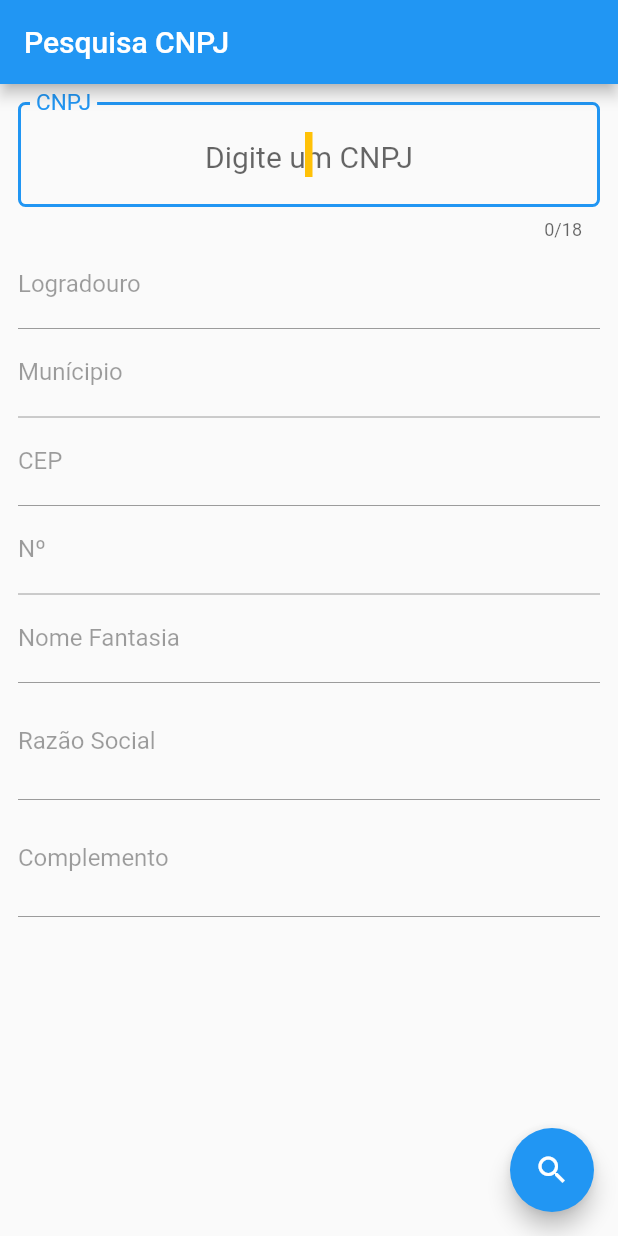
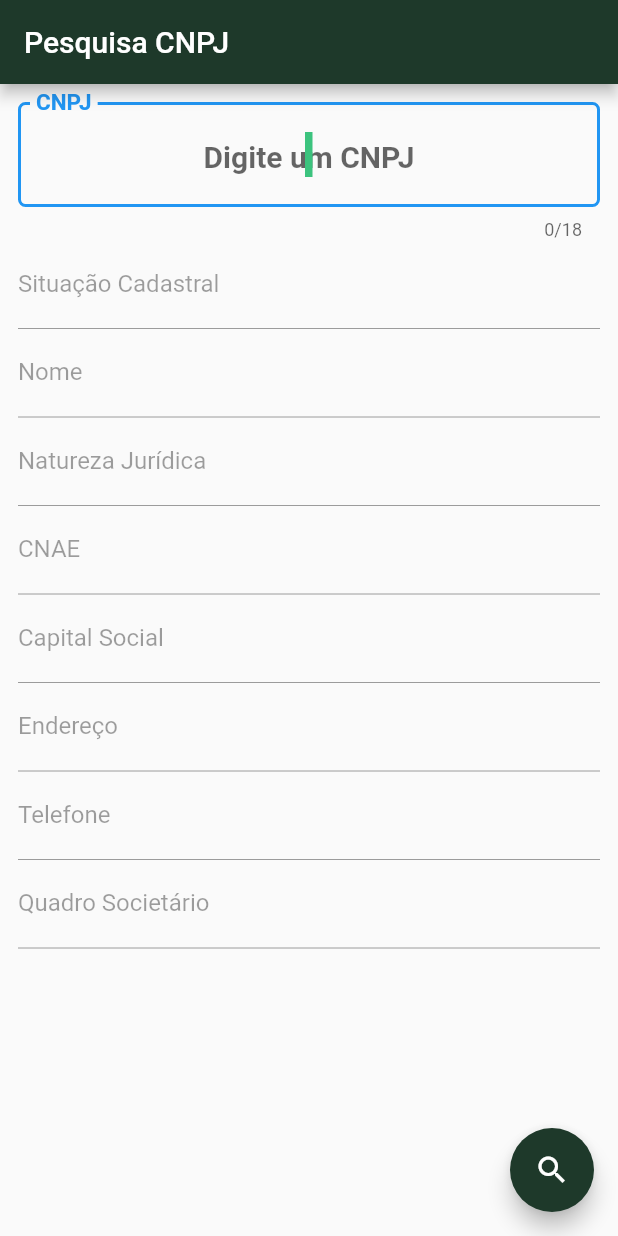
Before and after one commit to wendreof/cnpj_company, a Flutter app: the screen it shows after launch, after a tap on the "search" icon, on a phone screen of 412 x 824 dp. Run offline on Flutter 3.47's test engine with Material 2 defaults, Android fonts, the phone set to English and light mode, and no system bars; our stand-ins replace flutter_masked_text; network calls fail.

Commit message:
Refactiong code, improvements and bug fixes

```diff
--- a/lib/main.dart
+++ b/lib/main.dart
@@ -47,23 +47,27 @@ class MyHomePage extends StatefulWidget {
 class _MyHomePageState extends State<MyHomePage> {
   final _formKeyLogin = GlobalKey<FormState>();
   final _logradouroController = TextEditingController();
-  final _numeroController = TextEditingController();
-  final _cepController = TextEditingController();
-  final _situacaoController = TextEditingController();
-  final _municipioController = TextEditingController();
-  final _fantasiaController = TextEditingController();
-  final _razaoController = TextEditingController();
-  final _complementoController = TextEditingController();
+  final _situacaoCadastralController = TextEditingController();
+  final _nomeController = TextEditingController();
+  final _naturezaJuridicaController = TextEditingController();
+  final _cnaeController = TextEditingController();
+  final _capitalSocialController = TextEditingController();
+  final _phoneController = TextEditingController();
+  final _sociosController = TextEditingController();
   final _cnpjController = MaskedTextController(mask: '00.000.000/0000-00');
+  List<String> nomeSocios = [];
+  Map mapSocios = {};
 
   void _initializeFields() {
     _logradouroController.text = "";
-    _numeroController.text = "";
-    _cepController.text = "";
-    _situacaoController.text = "";
-    _municipioController.text = "";
-    _fantasiaController.text = "";
+    _situacaoCadastralController.text = "";
+    _nomeController.text = "";
+    _naturezaJuridicaController.text = "";
+    _cnaeController.text = "";
+    _capitalSocialController.text = "";
     _cnpjController.text = "";
+    _phoneController.text = "";
+    _sociosController.text = "";
   }
 
   _showMsg(String message) {
@@ -103,34 +107,78 @@ class _MyHomePageState extends State<MyHomePage> {
     if (statusCode == 'OK') {
       print('OK, $statusCode');
 
-      var logradouro = res["logradouro"];
-      _logradouroController.text = logradouro;
-
       var numero = res["numero"];
-      _numeroController.text = numero;
-
-      var cep = res["cep"];
-      _cepController.text = cep;
 
       var situacao = res["situacao"];
 
-      var municipio = res["municipio"];
-      _municipioController.text = municipio;
-
       var fantasia = res["fantasia"];
-      _fantasiaController.text = fantasia;
 
       var razao = res["nome"];
-      _razaoController.text = razao;
 
       var complemento = res["complemento"];
-      _complementoController.text = complemento;
+
+      var bairro = res["bairro"];
+
+      var situacaoCadastral = res["cep"];
+
+      var nome = res["municipio"];
+
+      var logradouro = res["logradouro"];
+
+      var naturezaJuridica = res["natureza_juridica"];
+
+      var cnae = res["atividade_principal"][0]['text'];
+      var cnae2 = res["atividade_principal"][0]['code'];
+
+      var capitalSocial = res["capital_social"];
+
+      var telefone = res["telefone"];
+
+      var counter = 0;
+      var socios;
+
+      List<dynamic> teste = res["qsa"];
+      print('teste: $teste, ${teste.length}, (${teste.length - 1})');
+
+      while (counter <= (teste.length - 1)) {
+        nomeSocios.add(
+            '${res["qsa"][counter]['nome']} (${res["qsa"][counter]['qual']})\n\n');
+
+        counter++;
+      }
+      print('nomeSocios: $nomeSocios');
+
+      socios = nomeSocios.toString();
+      // socios = teste.toString();
+
+      _sociosController.text = socios
+          .toString()
+          .replaceAll("[", "")
+          .replaceAll("]", "")
+          .replaceAll("-", " ")
+          .replaceAll(",", "");
+
+      _phoneController.text = telefone;
+
+      _capitalSocialController.text = 'R\$: $capitalSocial';
+
+      _cnaeController.text = 'Atividade Principal: $cnae \nCódigo: $cnae2';
+
+      _naturezaJuridicaController.text = naturezaJuridica;
+
+      _situacaoCadastralController.text = situacao;
+
+      _nomeController.text =
+          'Razão Social: $razao \n\nNome Fantasia: $fantasia';
+
+      _logradouroController.text =
+          'Logradouro: $logradouro \nNº: $numero \nComplemento: $complemento \nCEP: $situacaoCadastral \nBairro: $bairro \nCidade: $nome';
 
       print('logradouro: $logradouro');
-      print('cep: $cep');
+      print('cep: $situacaoCadastral');
       print('numero: $numero');
       print('situacao: $situacao');
-      print('municipio: $municipio');
+      print('municipio: $nome');
       print('fantasia: $fantasia');
     } else {
       _showMsg(res["message"]);
@@ -143,17 +191,12 @@ class _MyHomePageState extends State<MyHomePage> {
   Widget build(BuildContext context) {
     _initializeFields();
 
-    var txtComplemento = TextFormField(
-      maxLines: 2,
-      enabled: false,
-      controller: _complementoController,
-      decoration: InputDecoration(labelText: 'Complemento'),
-    );
     var txtLogradouro = TextFormField(
       // key: _formKeyLogin,
+      maxLines: null,
       enabled: false,
       controller: _logradouroController,
-      decoration: InputDecoration(labelText: 'Logradouro'),
+      decoration: InputDecoration(labelText: 'Endereço'),
     );
     var txtCNPJ = TextField(
       maxLength: 18,
@@ -161,59 +204,82 @@ class _MyHomePageState extends State<MyHomePage> {
         cut: true,
         copy: true,
         selectAll: true,
-        paste: false,
+        paste: true,
       ),
       enabled: true,
       textAlign: TextAlign.center,
       keyboardType: TextInputType.numberWithOptions(),
       controller: _cnpjController,
       autofocus: true,
-      cursorColor: Colors.amber,
-      style: TextStyle(height: 1.5, fontSize: 20),
+      cursorColor: Color(0xff3CC37E), //Colors.amber,
+      style: TextStyle(
+          height: 1.5,
+          fontSize: 20,
+          fontWeight: FontWeight.bold,
+          color: Color(0xff3CC37E)),
       cursorWidth: 5.0,
       //increases the height of cursor
       decoration: InputDecoration(
           border: OutlineInputBorder(
             borderRadius: BorderRadius.circular(5.0),
             borderSide: BorderSide(
-              color: Colors.amber,
+              color: Color(0xff3CC37E), //Colors.amber,
               style: BorderStyle.solid,
             ),
           ),
           labelText: 'CNPJ',
           hintText: 'Digite um CNPJ'),
     );
-    var txtMunicipio = TextFormField(
+    var txtNaturezaJuridica = TextFormField(
+      maxLines: null,
       enabled: false,
-      controller: _municipioController,
-      decoration: InputDecoration(labelText: 'Munícipio'),
+      controller: _naturezaJuridicaController,
+      decoration: InputDecoration(labelText: 'Natureza Jurídica'),
+    );
+    var txtCNAE = TextFormField(
+      maxLines: null,
+      enabled: false,
+      controller: _cnaeController,
+      decoration: InputDecoration(labelText: 'CNAE'),
+    );
+    var txtCapitalSocial = TextFormField(
+      maxLines: null,
+      enabled: false,
+      controller: _capitalSocialController,
+      decoration: InputDecoration(labelText: 'Capital Social'),
+    );
+    var txtNome = TextFormField(
+      maxLines: null,
+      enabled: false,
+      controller: _nomeController,
+      decoration: InputDecoration(labelText: 'Nome'),
+    );
+    var txtPhone = TextFormField(
+      maxLines: null,
+      enabled: false,
+      controller: _phoneController,
+      decoration: InputDecoration(labelText: 'Telefone'),
     );
     var txtCEP = TextFormField(
       enabled: false,
-      controller: _cepController,
-      decoration: InputDecoration(labelText: 'CEP'),
+      controller: _situacaoCadastralController,
+      //style: TextStyle(color: Colors.green),
+      decoration: InputDecoration(labelText: 'Situação Cadastral'),
     );
-    var txtNumber = TextFormField(
+    var txtSocios = TextFormField(
       enabled: false,
-      controller: _numeroController,
-      decoration: InputDecoration(labelText: 'Nº'),
+      maxLines: null,
+      controller: _sociosController,
+      //style: TextStyle(color: Colors.green),
+      decoration: InputDecoration(labelText: 'Quadro Societário'),
     );
-    var txtNomeFantasia = TextFormField(
-      enabled: false,
-      controller: _fantasiaController,
-      decoration: InputDecoration(labelText: 'Nome Fantasia'),
-    );
-    var txtRazaoSocial = TextFormField(
-      maxLines: 2,
-      enabled: false,
-      controller: _razaoController,
-      decoration: InputDecoration(labelText: 'Razão Social'),
-    );
+
     var scaffold = Scaffold(
       resizeToAvoidBottomInset: false,
 
       appBar: AppBar(
         title: Text(widget.title),
+        backgroundColor: Color(0xff1E392A),
       ),
       body: Container(
         // decoration: BoxDecoration(color: Colors.white),
@@ -224,16 +290,18 @@ class _MyHomePageState extends State<MyHomePage> {
             child: Container(
               padding: EdgeInsets.all(12.0),
               child: Column(
-                mainAxisAlignment: MainAxisAlignment.center,
+                mainAxisAlignment: MainAxisAlignment.start,
+                crossAxisAlignment: CrossAxisAlignment.start,
                 children: <Widget>[
                   txtCNPJ,
+                  txtCEP,
+                  txtNome,
+                  txtNaturezaJuridica,
+                  txtCNAE,
+                  txtCapitalSocial,
                   txtLogradouro,
-                  txtMunicipio,
-                  txtCEP,
-                  txtNumber,
-                  txtNomeFantasia,
-                  txtRazaoSocial,
-                  txtComplemento,
+                  txtPhone,
+                  txtSocios
                 ],
               ),
             ),
@@ -243,6 +311,7 @@ class _MyHomePageState extends State<MyHomePage> {
       floatingActionButton: FloatingActionButton(
         onPressed: _getData,
         tooltip: 'Pesquisar',
+        backgroundColor: Color(0xff1E392A),
         child: Icon(Icons.search),
       ), // This trailing comma makes auto-formatting nicer for build methods.
     );
```
